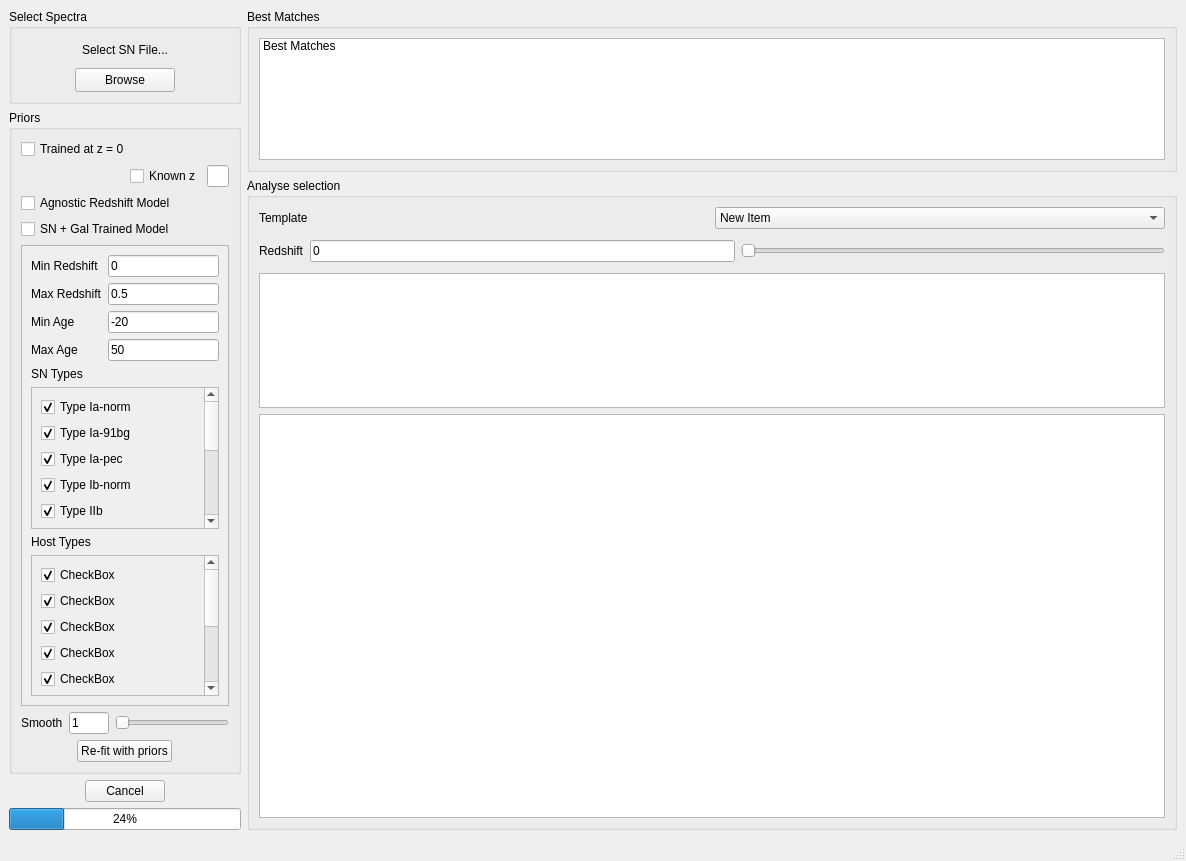
First picture: the form in GUI/design.ui, repository daniel-muthukrishna/astrodash, before the edit.
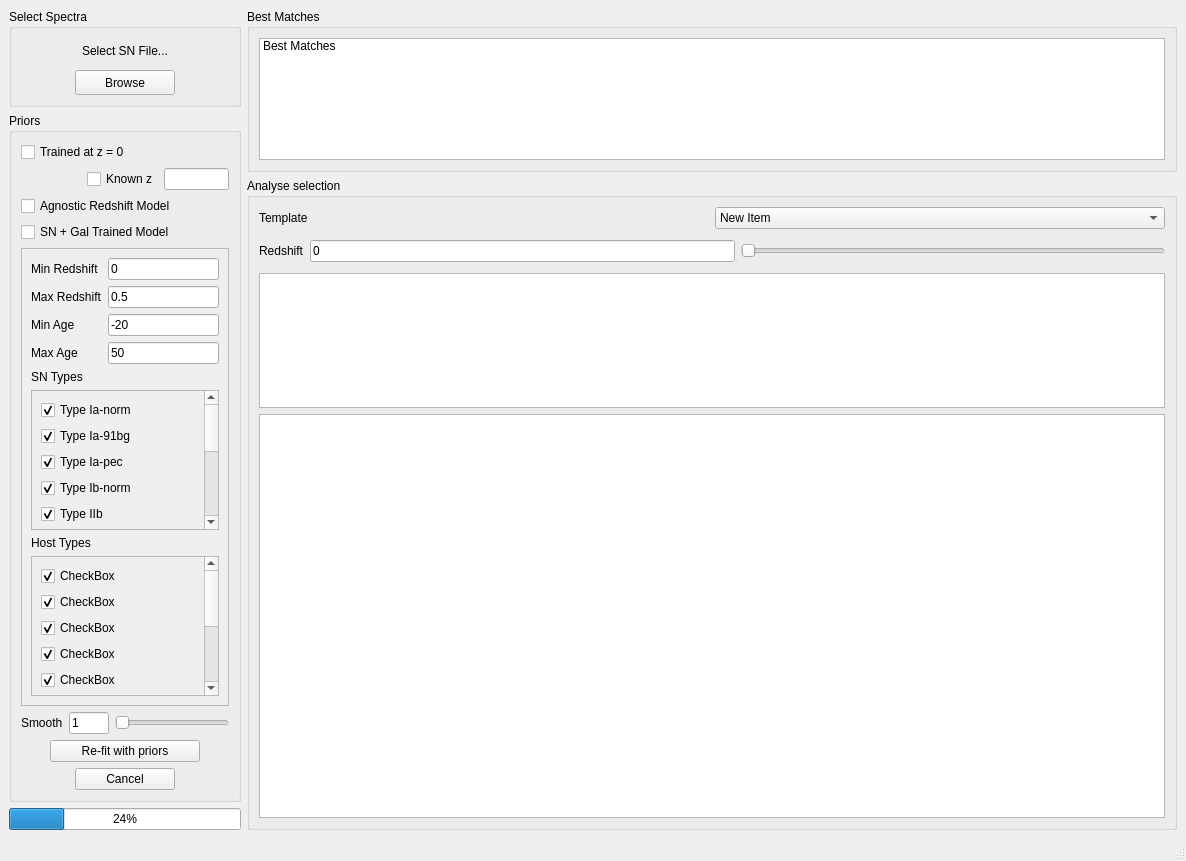
Second picture: the form after the edit. Custom widgets are drawn as their Qt base class.

Patch:
```diff
--- a/GUI/design.ui
+++ b/GUI/design.ui
@@ -16,7 +16,7 @@
   <widget class="QWidget" name="centralwidget">
    <layout class="QHBoxLayout" name="horizontalLayout_3" stretch="2,8">
     <item>
-     <layout class="QVBoxLayout" name="verticalLayout" stretch="1,7,0,0">
+     <layout class="QVBoxLayout" name="verticalLayout" stretch="1,7,0">
       <property name="sizeConstraint">
        <enum>QLayout::SetMaximumSize</enum>
       </property>
@@ -42,7 +42,9 @@
            </property>
           </widget>
          </item>
-         <item alignment="Qt::AlignHCenter">
+         <item>
+          <layout class="QHBoxLayout" name="horizontalLayout_8">
+           <item>
           <widget class="QPushButton" name="btnBrowse">
            <property name="minimumSize">
             <size>
@@ -56,12 +58,17 @@
              <height>50</height>
             </size>
            </property>
+             <property name="layoutDirection">
+              <enum>Qt::LeftToRight</enum>
+             </property>
            <property name="text">
             <string>Browse</string>
            </property>
           </widget>
          </item>
         </layout>
+         </item>
+        </layout>
        </widget>
       </item>
       <item>
@@ -81,7 +88,7 @@
           </widget>
          </item>
          <item>
-          <layout class="QHBoxLayout" name="horizontalLayout" stretch="0,0,0">
+          <layout class="QHBoxLayout" name="horizontalLayout" stretch="1,1,1">
            <property name="bottomMargin">
             <number>0</number>
            </property>
@@ -92,8 +99,8 @@
              </property>
              <property name="sizeHint" stdset="0">
               <size>
-               <width>1000</width>
-               <height>20</height>
+               <width>0</width>
+               <height>0</height>
               </size>
              </property>
             </spacer>
@@ -148,7 +155,7 @@
               <x>0</x>
               <y>0</y>
               <width>202</width>
-              <height>404</height>
+              <height>396</height>
              </rect>
             </property>
             <layout class="QVBoxLayout" name="verticalLayout_5">
@@ -545,7 +552,12 @@
            </item>
           </layout>
          </item>
-         <item alignment="Qt::AlignHCenter|Qt::AlignVCenter">
+         <item>
+          <layout class="QHBoxLayout" name="horizontalLayout_6">
+           <property name="topMargin">
+            <number>0</number>
+           </property>
+           <item>
           <widget class="QPushButton" name="btnRefit">
            <property name="maximumSize">
             <size>
@@ -559,9 +571,13 @@
           </widget>
          </item>
         </layout>
-       </widget>
-      </item>
-      <item alignment="Qt::AlignHCenter">
+         </item>
+         <item>
+          <layout class="QHBoxLayout" name="horizontalLayout_7">
+           <property name="topMargin">
+            <number>0</number>
+           </property>
+           <item>
        <widget class="QPushButton" name="btnCancel">
         <property name="minimumSize">
          <size>
@@ -578,6 +594,11 @@
         <property name="text">
          <string>Cancel</string>
         </property>
+            </widget>
+           </item>
+          </layout>
+         </item>
+        </layout>
        </widget>
       </item>
       <item>
```
Lines whose indentation alone changed are shown as unchanged.
